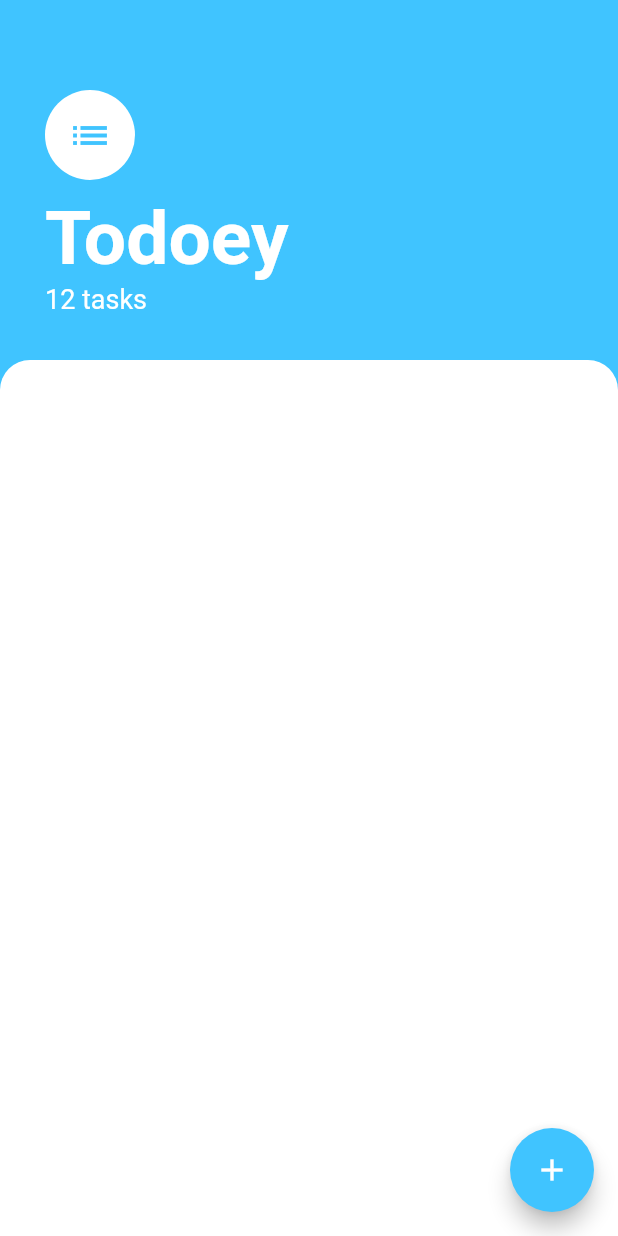
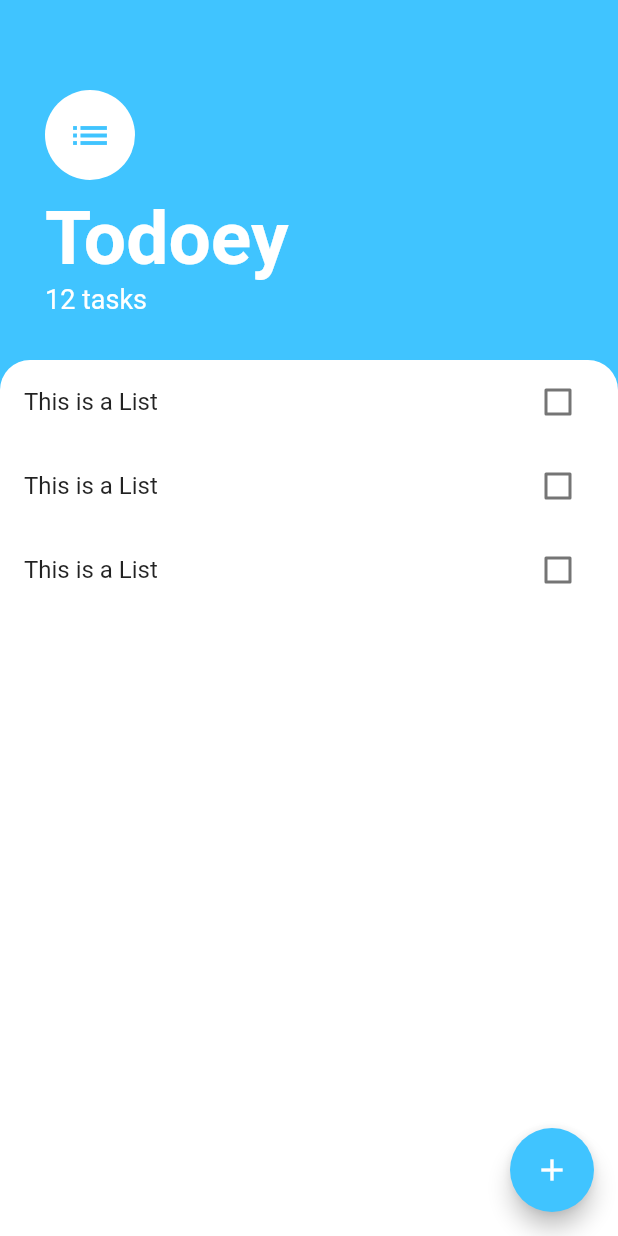
Before and after one commit to Hassanulhaq52/ToDo-List-App-Flutter, a Flutter app: the screen it shows after launch, on a phone screen of 412 x 824 dp. Run offline on Flutter 3.47's test engine with Material 2 defaults, Android fonts, the phone set to English and light mode, and no system bars.

Commit message:
The ListView Added.

```diff
--- a/lib/screens/tasks_screen.dart
+++ b/lib/screens/tasks_screen.dart
@@ -1,4 +1,5 @@
 import 'package:flutter/material.dart';
+import 'package:todo_list_flutter/widgets/tasks_list.dart';
 
 class TasksScreen extends StatelessWidget {
   const TasksScreen({Key? key}) : super(key: key);
@@ -9,9 +10,7 @@ class TasksScreen extends StatelessWidget {
       backgroundColor: Colors.lightBlueAccent,
       floatingActionButton: FloatingActionButton(
         backgroundColor: Colors.lightBlueAccent,
-        onPressed: () {
-
-        },
+        onPressed: () {},
         child: const Icon(Icons.add),
       ),
       body: Column(
@@ -58,8 +57,9 @@ class TasksScreen extends StatelessWidget {
                   topLeft: Radius.circular(20.0),
                 ),
               ),
+              child: const TasksList(),
             ),
-          )
+          ),
         ],
       ),
     );
--- /dev/null
+++ b/lib/widgets/task_tile.dart
@@ -0,0 +1,18 @@
+import 'package:flutter/material.dart';
+
+class TaskTile extends StatelessWidget {
+  const TaskTile({
+    Key? key,
+  }) : super(key: key);
+
+  @override
+  Widget build(BuildContext context) {
+    return ListTile(
+      title: const Text('This is a List'),
+      trailing: Checkbox(
+        value: false,
+        onChanged: (bool? value) {},
+      ),
+    );
+  }
+}
--- /dev/null
+++ b/lib/widgets/tasks_list.dart
@@ -0,0 +1,17 @@
+import 'package:flutter/material.dart';
+import 'task_tile.dart';
+
+class TasksList extends StatelessWidget {
+  const TasksList({Key? key}) : super(key: key);
+
+  @override
+  Widget build(BuildContext context) {
+    return ListView(
+      children: const [
+        TaskTile(),
+        TaskTile(),
+        TaskTile(),
+      ],
+    );
+  }
+}
```
